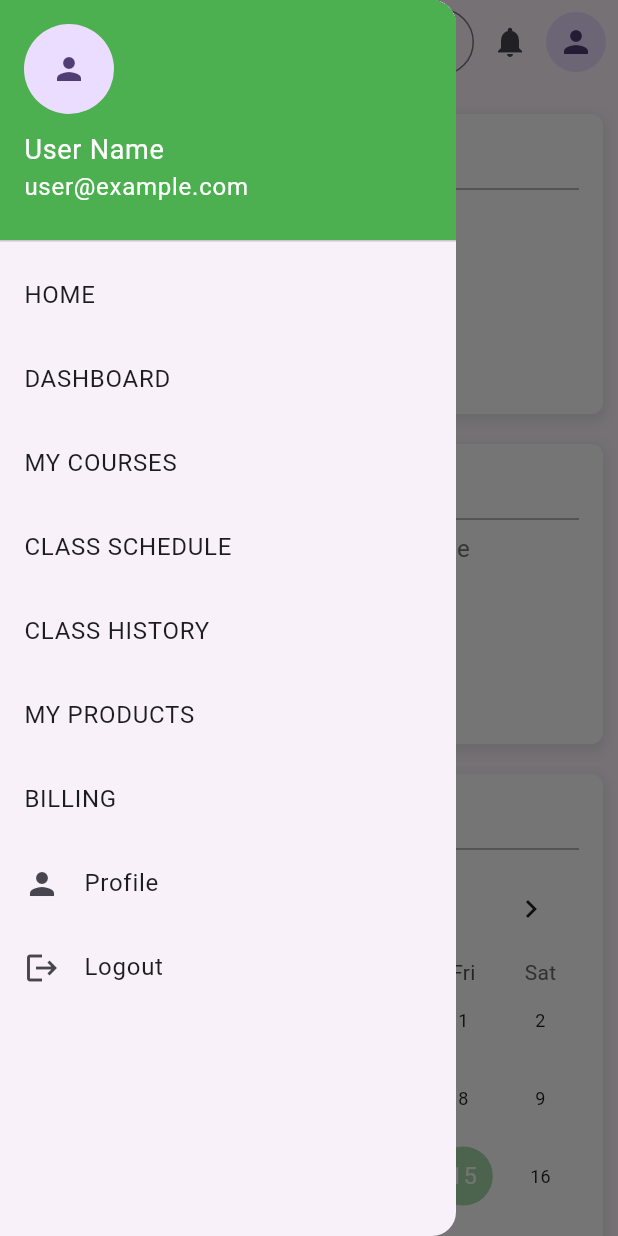
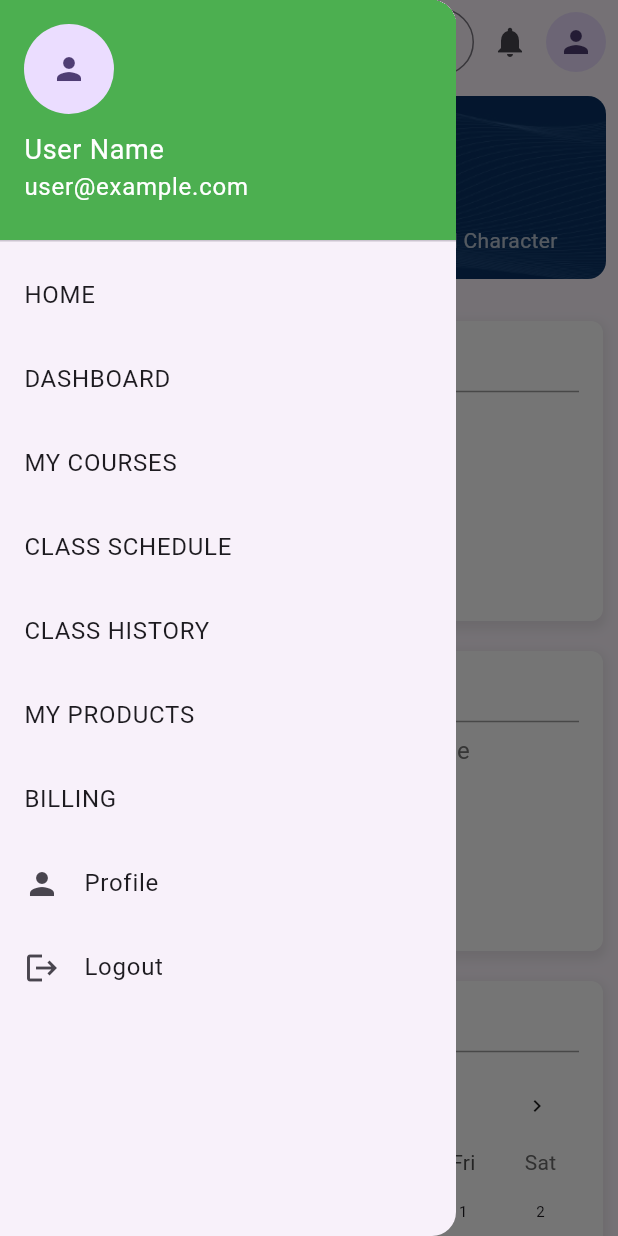
Before and after one commit to ahmedintakhab/CEF-Portal, a Flutter app: the screen it shows after launch, after a tap on the "person" icon, on a phone screen of 412 x 824 dp. Run offline on Flutter 3.47's test engine with Material 3 defaults, Android fonts, the light colour scheme and no system bars; drawn by our look-alikes of table_calendar.

Commit message:
Add welcome container

```diff
--- /dev/null
+++ b/lib/dashboard/blog_widget.dart
@@ -0,0 +1,108 @@
+// blog_widget.dart
+import 'package:flutter/material.dart';
+
+class BlogWidget extends StatelessWidget {
+  BlogWidget({super.key});
+
+  final List<Map<String, String>> blogs = [
+    {
+      'image': 'assets/images/cef.png', // Replace with actual asset path
+      'date': '23-05-2025',
+      'title': 'Fahm-ul-Quran - A Transformative Learning Experience',
+    },
+    {
+      'image': 'assets/images/cef.png', // Replace with actual asset path
+      'date': '03-01-2025',
+      'title': 'Seerat Kahani: A Complete Guide to the Life of Prophet Muhammad (PBUH) for Young Minds',
+    },
+    {
+      'image': 'assets/images/cef.png', // Replace with actual asset path
+      'date': '13-12-2024',
+      'title': 'Ramadan Goal: Recite a Full Quran in Ramadan',
+    },
+  ];
+
+  @override
+  Widget build(BuildContext context) {
+    return Container(
+      padding: const EdgeInsets.all(16),
+      margin: EdgeInsets.all(10),
+
+      decoration: BoxDecoration(
+        color: Colors.white,
+        borderRadius: BorderRadius.circular(8),
+        boxShadow: [
+          BoxShadow(
+            color: Colors.grey.withOpacity(0.2),
+            spreadRadius: 2,
+            blurRadius: 5,
+          ),
+        ],
+      ),
+      child: Column(
+        crossAxisAlignment: CrossAxisAlignment.start,
+        children: [
+          const Text(
+            'Latest Blogs',
+            style: TextStyle(
+              fontSize: 16.0,
+              fontWeight: FontWeight.bold,
+            ),
+          ),
+          const SizedBox(height: 8),
+
+          Divider(color: Colors.grey.shade300),
+
+          const SizedBox(height: 8),
+          ListView.builder(
+            shrinkWrap: true,
+            physics: const NeverScrollableScrollPhysics(),
+            itemCount: blogs.length,
+            itemBuilder: (context, index) {
+              final blog = blogs[index];
+              return Padding(
+                padding: const EdgeInsets.only(bottom: 8.0),
+                child: Row(
+                  crossAxisAlignment: CrossAxisAlignment.start,
+                  children: [
+                    ClipRRect(
+                      borderRadius: BorderRadius.circular(4),
+                      child: Image.asset(
+                        blog['image']!,
+                        width: 90,
+                        height: 90,
+                        fit: BoxFit.fill,
+                      ),
+                    ),
+                    const SizedBox(width: 15),
+                    Expanded(
+                      child: Column(
+                        crossAxisAlignment: CrossAxisAlignment.start,
+                        children: [
+                          Text(
+                            blog['date']!,
+                            style: const TextStyle(
+                              fontSize: 12,
+                              color: Colors.grey,
+                            ),
+                          ),
+                          Text(
+                            blog['title']!,
+                            style: const TextStyle(
+                              fontSize: 14,
+                              fontWeight: FontWeight.w500,
+                            ),
+                          ),
+                        ],
+                      ),
+                    ),
+                  ],
+                ),
+              );
+            },
+          ),
+        ],
+      ),
+    );
+  }
+}
--- a/lib/dashboard/class_details_widget.dart
+++ b/lib/dashboard/class_details_widget.dart
@@ -25,7 +25,7 @@ class ClassDetailsWidget extends StatelessWidget {
           Text(
             'Today\'s Class',
             style: TextStyle(
-              fontSize: 18.0,
+              fontSize: 16.0,
               fontWeight: FontWeight.bold,
             ),
           ),
--- a/lib/dashboard/dashboard_main_screen.dart
+++ b/lib/dashboard/dashboard_main_screen.dart
@@ -1,8 +1,12 @@
+// dashboard_main_screen.dart
+import 'package:cef_dashboard/dashboard/blog_widget.dart';
+import 'package:cef_dashboard/dashboard/welcome_widget.dart';
 import 'package:flutter/material.dart';
 
 import 'class_details_widget.dart';
 import 'my_schedule_widget.dart';
 import 'overview_details_widget.dart';
+import 'enroll_courses_widget.dart';
 
 class DashboardMainScreen extends StatefulWidget {
   const DashboardMainScreen({super.key});
@@ -189,27 +193,62 @@ class _DashboardMainScreenState extends State<DashboardMainScreen> {
           ),
           drawer: drawerWidget,
           body: SingleChildScrollView(
-
             child: LayoutBuilder(
               builder: (context, constraints) {
                 if (constraints.maxWidth > 600) {
-                  return Row(
-                    mainAxisAlignment: MainAxisAlignment.center,
-                    crossAxisAlignment: CrossAxisAlignment.start,
+                  // Web view layout
+                  return Column(
                     children: [
-                      Expanded(child: ClassDetailsWidget()),
-                      Expanded(child: OverviewDetailsWidget()),
-                      Expanded(child: MyScheduleWidget()),
+                      const WelcomeBannerWidget(), // Add the widget here below the AppBar
+                      Row(
+                        mainAxisAlignment: MainAxisAlignment.center,
+                        crossAxisAlignment: CrossAxisAlignment.start,
+                        children: [
+                          Expanded(
+                            flex: 2,
+                            child: Column(
+                              crossAxisAlignment: CrossAxisAlignment.start,
+                              mainAxisSize: MainAxisSize.min, // Use min to avoid unbounded height
+                              children: [
+                                Row(
+                                  children: [
+                                    Expanded(child: ClassDetailsWidget()),
+                                    Expanded(child: OverviewDetailsWidget()),
+                                  ],
+                                ),
+                                EnrollCoursesWidget(),
+                              ],
+                            ),
+                          ),
+                          Expanded(
+                            child: Column(
+                              crossAxisAlignment: CrossAxisAlignment.start,
+                              mainAxisSize: MainAxisSize.min, // Use min to avoid unbounded height
+                              children: [
+                                Flexible(
+                                  fit: FlexFit.loose, // Allow MyScheduleWidget to size itself
+                                  child: MyScheduleWidget(),
+                                ),
+                                BlogWidget(),
+                              ],
+                            ),
+                          ),
+                        ],
+                      ),
                     ],
                   );
                 } else {
+                  // Mobile/Android view layout (unchanged)
                   return Column(
                     mainAxisAlignment: MainAxisAlignment.start,
                     children: [
+                      const WelcomeBannerWidget(),
                       SizedBox(height: 10),
                       ClassDetailsWidget(),
                       OverviewDetailsWidget(),
                       MyScheduleWidget(),
+                      EnrollCoursesWidget(),
+                      BlogWidget(),
                     ],
                   );
                 }
--- /dev/null
+++ b/lib/dashboard/enroll_courses_widget.dart
@@ -0,0 +1,345 @@
+import 'package:flutter/material.dart';
+import 'package:flutter/foundation.dart';
+
+class EnrollCoursesWidget extends StatelessWidget {
+  const EnrollCoursesWidget({super.key});
+
+  @override
+  Widget build(BuildContext context) {
+    return Container(
+      margin: EdgeInsets.all(10),
+      decoration: BoxDecoration(
+        color: Colors.white,
+        borderRadius: BorderRadius.circular(8),
+        boxShadow: [
+          BoxShadow(
+            color: Colors.grey.withOpacity(0.1),
+            spreadRadius: 1,
+            blurRadius: 3,
+            offset: Offset(0, 1),
+          ),
+        ],
+      ),
+      child: Padding(
+        padding: const EdgeInsets.all(16.0),
+        child: Column(
+          crossAxisAlignment: CrossAxisAlignment.start,
+          children: [
+            // Header with title and View All button
+            Row(
+              mainAxisAlignment: MainAxisAlignment.spaceBetween,
+              children: [
+                Text(
+                  'My Enrolled Courses',
+                  style: TextStyle(
+                    fontSize: 16.0,
+                    fontWeight: FontWeight.bold,
+                  ),
+                ),
+                TextButton(
+                  onPressed: () {
+                    // Handle View All action
+                  },
+                  child: Text(
+                    'View All',
+                    style: TextStyle(color: Colors.blue),
+                  ),
+                ),
+              ],
+            ),
+            SizedBox(height: 8),
+
+            // Divider
+            Divider(color: Colors.grey.shade300),
+            SizedBox(height: 16),
+
+            // Headers Row (only show for web)
+            if (kIsWeb) ...[
+              Row(
+                children: [
+                  Expanded(
+                    flex: 4,
+                    child: Text(
+                      'Course Name',
+                      style: TextStyle(
+                        fontWeight: FontWeight.w600,
+                        color: Colors.grey.shade700,
+                        fontSize: 14,
+                      ),
+                    ),
+                  ),
+                  Expanded(
+                    flex: 3,
+                    child: Text(
+                      'Progress',
+                      style: TextStyle(
+                        fontWeight: FontWeight.w600,
+                        color: Colors.grey.shade700,
+                        fontSize: 14,
+                      ),
+                    ),
+                  ),
+                  Expanded(
+                    flex: 2,
+                    child: Text(
+                      'Status',
+                      style: TextStyle(
+                        fontWeight: FontWeight.w600,
+                        color: Colors.grey.shade700,
+                        fontSize: 14,
+                      ),
+                    ),
+                  ),
+                ],
+              ),
+              SizedBox(height: 16),
+            ],
+
+            // Course Content - Different layouts for web and Android
+            kIsWeb
+                ? _buildWebContent()
+                : _buildAndroidContent(),
+          ],
+        ),
+      ),
+    );
+  }
+
+  Widget _buildWebContent() {
+    return Column(
+      children: [
+        // Course Item for Web
+        Row(
+          crossAxisAlignment: CrossAxisAlignment.center,
+          children: [
+            // Course Name Column
+            Expanded(
+              flex: 4,
+              child: Column(
+                crossAxisAlignment: CrossAxisAlignment.start,
+                children: [
+                  Text(
+                    'Learn Tajweed The Easy Way (Self-Learning Course)',
+                    style: TextStyle(
+                      color: Colors.blue,
+                      fontSize: 14,
+                      fontWeight: FontWeight.w500,
+                    ),
+                  ),
+                  SizedBox(height: 4),
+                  Text(
+                    '1 lessons | 21 lectures',
+                    style: TextStyle(
+                      color: Colors.grey.shade600,
+                      fontSize: 12,
+                    ),
+                  ),
+                ],
+              ),
+            ),
+
+            // Progress Column
+            Expanded(
+              flex: 3,
+              child: Padding(
+                padding: EdgeInsets.symmetric(horizontal: 8),
+                child: Row(
+                  children: [
+                    Expanded(
+                      child: Container(
+                        height: 8,
+                        decoration: BoxDecoration(
+                          color: Colors.grey.shade300,
+                          borderRadius: BorderRadius.circular(3),
+                        ),
+                        child: FractionallySizedBox(
+                          alignment: Alignment.centerLeft,
+                          widthFactor: 0.0, // 0% progress
+                          child: Container(
+                            decoration: BoxDecoration(
+                              color: Colors.blue,
+                              borderRadius: BorderRadius.circular(3),
+                            ),
+                          ),
+                        ),
+                      ),
+                    ),
+                    SizedBox(width: 8),
+                    Text(
+                      '0%',
+                      style: TextStyle(
+                        fontSize: 12,
+                        color: Colors.grey.shade600,
+                        fontWeight: FontWeight.w500,
+                      ),
+                    ),
+                  ],
+                ),
+              ),
+            ),
+
+            // Status Column
+            Expanded(
+              flex: 2,
+              child: Align(
+                alignment: Alignment.centerLeft,
+                child: Container(
+                  padding: EdgeInsets.symmetric(horizontal: 12, vertical: 4),
+                  decoration: BoxDecoration(
+                    color: Colors.grey.shade200,
+                    borderRadius: BorderRadius.circular(4),
+                  ),
+                  child: Text(
+                    'Not Started',
+                    style: TextStyle(
+                      fontSize: 11,
+                      color: Colors.grey.shade700,
+                      fontWeight: FontWeight.w500,
+                    ),
+                  ),
+                ),
+              ),
+            ),
+          ],
+        ),
+      ],
+    );
+  }
+
+  Widget _buildAndroidContent() {
+    return Column(
+      crossAxisAlignment: CrossAxisAlignment.start,
+      children: [
+        // Row 1: Course Name
+        Row(
+          children: [
+            Container(
+              width: 100,
+              child: Text(
+                'Course Name',
+                style: TextStyle(
+                  fontWeight: FontWeight.w600,
+                  color: Colors.grey.shade700,
+                  fontSize: 14,
+                ),
+              ),
+            ),
+            SizedBox(width: 16),
+            Expanded(
+              child: Column(
+                crossAxisAlignment: CrossAxisAlignment.start,
+                children: [
+                  Text(
+                    'Learn Tajweed The Easy Way (Self-Learning Course)',
+                    style: TextStyle(
+                      color: Colors.blue,
+                      fontSize: 14,
+                      fontWeight: FontWeight.w500,
+                    ),
+                  ),
+                  SizedBox(height: 4),
+                  Text(
+                    '1 lessons | 21 lectures',
+                    style: TextStyle(
+                      color: Colors.grey.shade600,
+                      fontSize: 12,
+                    ),
+                  ),
+                ],
+              ),
+            ),
+          ],
+        ),
+
+        SizedBox(height: 16),
+
+        // Row 2: Progress
+        Row(
+          children: [
+            Container(
+              width: 100,
+              child: Text(
+                'Progress',
+                style: TextStyle(
+                  fontWeight: FontWeight.w600,
+                  color: Colors.grey.shade700,
+                  fontSize: 14,
+                ),
+              ),
+            ),
+            SizedBox(width: 16),
+            Expanded(
+              child: Row(
+                children: [
+                  Expanded(
+                    child: Container(
+                      height: 8,
+                      decoration: BoxDecoration(
+                        color: Colors.grey.shade300,
+                        borderRadius: BorderRadius.circular(3),
+                      ),
+                      child: FractionallySizedBox(
+                        alignment: Alignment.centerLeft,
+                        widthFactor: 0.0, // 0% progress
+                        child: Container(
+                          decoration: BoxDecoration(
+                            color: Colors.blue,
+                            borderRadius: BorderRadius.circular(3),
+                          ),
+                        ),
+                      ),
+                    ),
+                  ),
+                  SizedBox(width: 8),
+                  Text(
+                    '0%',
+                    style: TextStyle(
+                      fontSize: 12,
+                      color: Colors.grey.shade600,
+                      fontWeight: FontWeight.w500,
+                    ),
+                  ),
+                ],
+              ),
+            ),
+          ],
+        ),
+
+        SizedBox(height: 16),
+
+        // Row 3: Status
+        Row(
+          children: [
+            Container(
+              width: 100,
+              child: Text(
+                'Status',
+                style: TextStyle(
+                  fontWeight: FontWeight.w600,
+                  color: Colors.grey.shade700,
+                  fontSize: 14,
+                ),
+              ),
+            ),
+            SizedBox(width: 16),
+            Container(
+              padding: EdgeInsets.symmetric(horizontal: 12, vertical: 4),
+              decoration: BoxDecoration(
+                color: Colors.grey.shade200,
+                borderRadius: BorderRadius.circular(4),
+              ),
+              child: Text(
+                'Not Started',
+                style: TextStyle(
+                  fontSize: 11,
+                  color: Colors.grey.shade700,
+                  fontWeight: FontWeight.w500,
+                ),
+              ),
+            ),
+          ],
+        ),
+      ],
+    );
+  }
+}
--- a/lib/dashboard/my_schedule_widget.dart
+++ b/lib/dashboard/my_schedule_widget.dart
@@ -1,3 +1,4 @@
+// my_schedule_widget.dart
 import 'package:flutter/material.dart';
 import 'package:table_calendar/table_calendar.dart';
 
@@ -14,8 +15,8 @@ class _MyScheduleWidgetState extends State<MyScheduleWidget> {
   @override
   Widget build(BuildContext context) {
     return Container(
-      margin: EdgeInsets.all(10.0),
-      padding: EdgeInsets.all(16.0),
+      margin: EdgeInsets.all(10.0), // Reduced margin
+      padding: EdgeInsets.all(16.0), // Reduced padding
       decoration: BoxDecoration(
         color: Colors.white,
         borderRadius: BorderRadius.circular(8.0),
@@ -34,7 +35,7 @@ class _MyScheduleWidgetState extends State<MyScheduleWidget> {
           Text(
             'My Schedule',
             style: TextStyle(
-              fontSize: 18.0,
+              fontSize: 16.0, // Reduced font size
               fontWeight: FontWeight.bold,
             ),
           ),
@@ -42,7 +43,9 @@ class _MyScheduleWidgetState extends State<MyScheduleWidget> {
             thickness: 1.0,
             color: Colors.grey,
           ),
-          TableCalendar(
+          SizedBox(
+            height: 390, // Constrain the calendar height
+            child: TableCalendar(
               firstDay: DateTime.utc(2025, 7, 28),
               lastDay: DateTime.utc(2025, 8, 31),
               focusedDay: _focusedDay,
@@ -79,11 +82,12 @@ class _MyScheduleWidgetState extends State<MyScheduleWidget> {
                   color: Colors.green,
                   shape: BoxShape.circle,
                 ),
+                cellMargin: EdgeInsets.all(6.0), // Reduced cell margin
               ),
               headerStyle: HeaderStyle(
                 formatButtonVisible: false,
-              leftChevronIcon: Icon(Icons.chevron_left),
-              rightChevronIcon: Icon(Icons.chevron_right),
+                leftChevronIcon: Icon(Icons.chevron_left, size: 16), // Reduced icon size
+                rightChevronIcon: Icon(Icons.chevron_right, size: 16), // Reduced icon size
               ),
               availableCalendarFormats: const {
                 CalendarFormat.month: 'Month',
@@ -91,32 +95,33 @@ class _MyScheduleWidgetState extends State<MyScheduleWidget> {
               calendarBuilders: CalendarBuilders(
                 defaultBuilder: (context, date, events) {
                   return Container(
-                  margin: EdgeInsets.all(4.0),
+                    margin: EdgeInsets.all(3.0), // Reduced margin
                     alignment: Alignment.center,
-                  height: 20.0, // Reduced height
+                    height: 15.0, // Reduced height
                     child: Text(
                       date.day.toString(),
-                    style: TextStyle(fontSize: 12.0),
+                      style: TextStyle(fontSize: 10.0), // Reduced font size
                     ),
                   );
                 },
               ),
             ),
-          SizedBox(height: 10),
+          ),
+          SizedBox(height: 5), // Reduced spacing
           Row(
             mainAxisAlignment: MainAxisAlignment.center,
             children: [
-              Icon(Icons.check, color: Colors.green),
+              Icon(Icons.check, color: Colors.green, size: 12), // Reduced icon size
               SizedBox(width: 2),
-              Text('Attend Classes',style: TextStyle(fontSize: 9)),
-              SizedBox(width: 10),
-              Icon(Icons.close, color: Colors.red),
+              Text('Attend Classes', style: TextStyle(fontSize: 8)), // Reduced font size
+              SizedBox(width: 5), // Reduced spacing
+              Icon(Icons.close, color: Colors.red, size: 12), // Reduced icon size
               SizedBox(width: 2),
-              Text('Missed Classes',style: TextStyle(fontSize: 9)),
-              SizedBox(width: 8),
-              Icon(Icons.circle, color: Colors.blue, size: 10),
+              Text('Missed Classes', style: TextStyle(fontSize: 8)), // Reduced font size
+              SizedBox(width: 5), // Reduced spacing
+              Icon(Icons.circle, color: Colors.blue, size: 8), // Reduced icon size
               SizedBox(width: 2),
-              Text('Upcoming Classes',style: TextStyle(fontSize: 9),),
+              Text('Upcoming Classes', style: TextStyle(fontSize: 8)), // Reduced font size
             ],
           ),
         ],
--- a/lib/dashboard/overview_details_widget.dart
+++ b/lib/dashboard/overview_details_widget.dart
@@ -25,7 +25,7 @@ class OverviewDetailsWidget extends StatelessWidget {
           Text(
             'Overview',
             style: TextStyle(
-              fontSize: 18.0,
+              fontSize: 16.0,
               fontWeight: FontWeight.bold,
             ),
           ),
--- /dev/null
+++ b/lib/dashboard/welcome_widget.dart
@@ -0,0 +1,55 @@
+// welcome_banner_widget.dart
+import 'package:flutter/material.dart';
+
+class WelcomeBannerWidget extends StatelessWidget {
+  const WelcomeBannerWidget({super.key});
+
+  @override
+  Widget build(BuildContext context) {
+    final isWeb = MediaQuery.of(context).size.width > 600;
+
+    return Container(
+      width: double.infinity,
+      padding: EdgeInsets.symmetric(
+        horizontal: isWeb ? 32.0 : 16.0,
+        vertical: isWeb ? 24.0 : 16.0,
+      ),
+      margin: EdgeInsets.symmetric(
+        horizontal: isWeb ? 16.0 : 8.0,
+        vertical: isWeb ? 16.0 : 8.0,
+      ),
+      decoration: BoxDecoration(
+        borderRadius: BorderRadius.circular(12.0),
+        image:  DecorationImage(
+          image: AssetImage('assets/images/welcome.jpeg'), // Assume this is a dark blue wavy pattern image matching the screenshot
+          fit: BoxFit.cover,
+          colorFilter: ColorFilter.mode(
+            Color(0xFF0A3A75).withOpacity(0.85), // Deep navy overlay
+            BlendMode.srcATop, // Keeps wave pattern visible
+          ),
+        ),
+      ),
+      child: Column(
+        crossAxisAlignment: CrossAxisAlignment.start,
+        children: [
+          Text(
+            'Welcome to the CEF Online Academy Ali Test 53',
+            style: TextStyle(
+              color: Colors.white,
+              fontSize: isWeb ? 28.0 : 22.0,
+              fontWeight: FontWeight.bold,
+            ),
+          ),
+          const SizedBox(height: 8.0),
+          Text(
+            'Start Your Journey of Faith, Knowledge, and Character',
+            style: TextStyle(
+              color: Colors.white70,
+              fontSize: isWeb ? 18.0 : 14.0,
+            ),
+          ),
+        ],
+      ),
+    );
+  }
+}
```
Also changed, not shown: assets/images/welcome.jpeg (added). Lines whose indentation alone changed are shown as unchanged.
